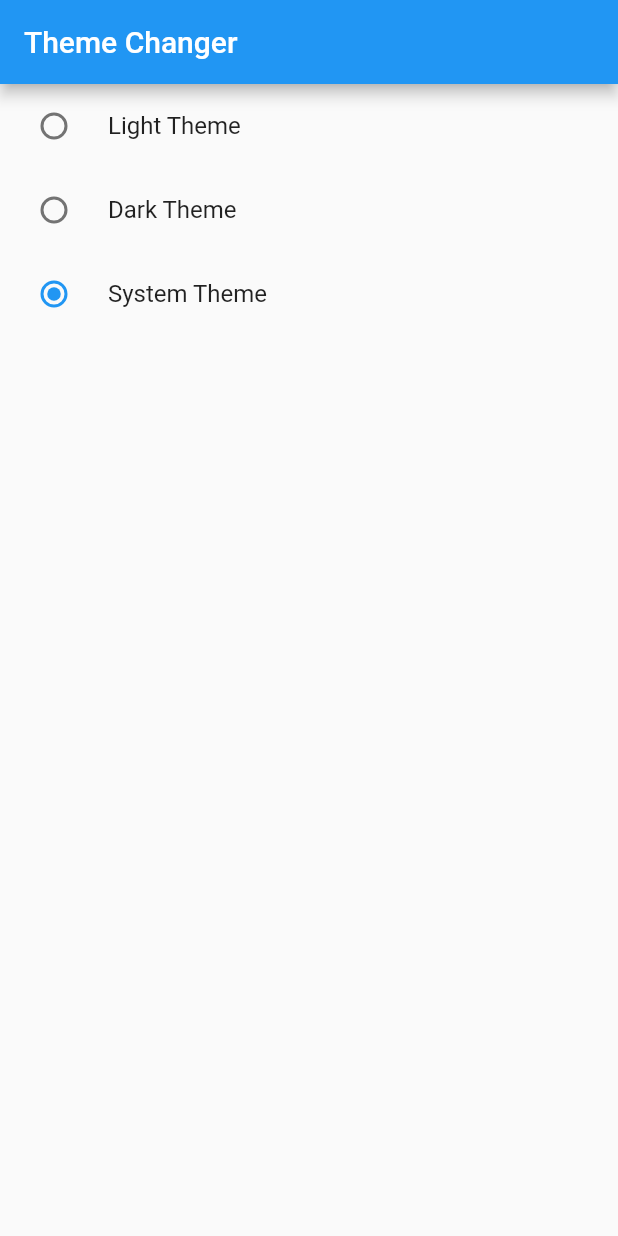
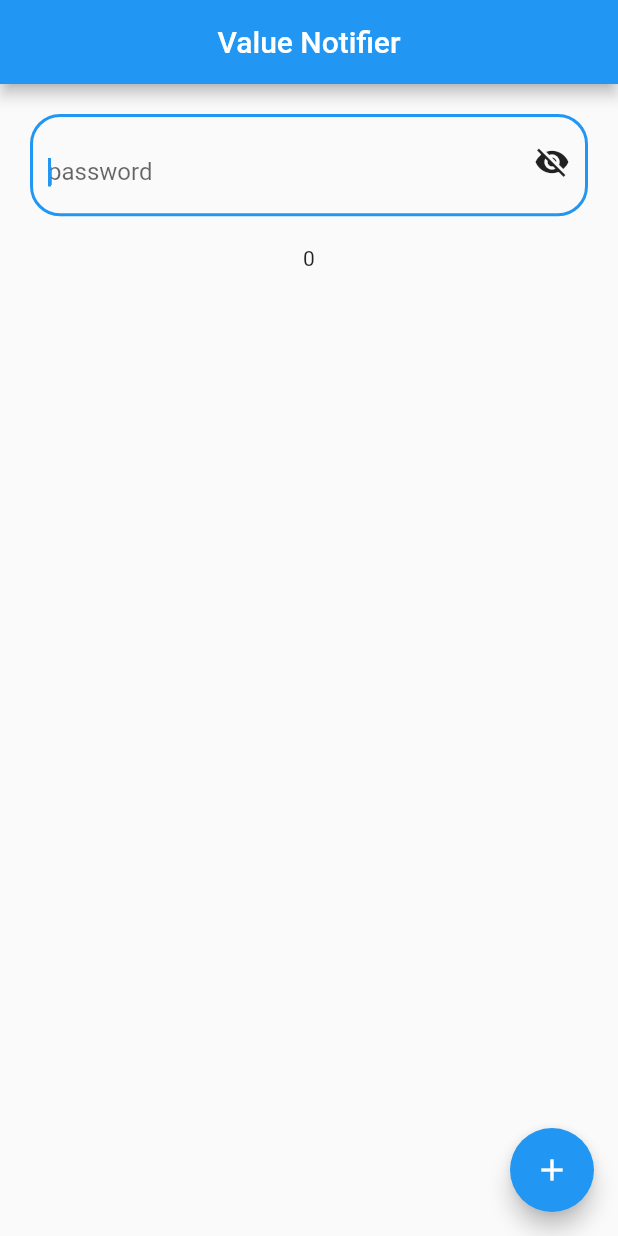
Before and after one commit to Tolulope05/Provider_MVVM_state_mgt, a Flutter app: the screen it shows after launch, on a phone screen of 412 x 824 dp. Run offline on Flutter 3.47's test engine with Material 2 defaults, Android fonts, the phone set to English and light mode, and no system bars.

Commit message:
worked with value notifier

```diff
--- a/lib/main.dart
+++ b/lib/main.dart
@@ -1,7 +1,7 @@
 import 'package:flutter/material.dart';
+import 'package:flutter_provider_mvvm_state_mgt/screens/value_notifier/value_notifier_screen.dart';
 import './provider/color_provider.dart';
 import './provider/theme_change_provider.dart';
-import './screens/themeChanger/theme_change.dart';
 import './provider/count_provider.dart';
 import 'package:provider/provider.dart';
 
@@ -41,7 +41,7 @@
               appBarTheme: const AppBarTheme(
                 backgroundColor: Colors.green,
               )),
-          home: ThemeChange(),
+          home: ValueNotifierScreen(),
         );
       }),
     );
--- /dev/null
+++ b/lib/screens/value_notifier/value_notifier_screen.dart
@@ -0,0 +1,69 @@
+import 'dart:async';
+
+import 'package:flutter/material.dart';
+
+class ValueNotifierScreen extends StatelessWidget {
+  ValueNotifierScreen({Key? key}) : super(key: key);
+
+  ValueNotifier<int> _counter = ValueNotifier<int>(0);
+  ValueNotifier<bool> _obscure = ValueNotifier<bool>(true);
+  @override
+  Widget build(BuildContext context) {
+    print("THERE IS A WIDGET BUILD");
+    return Scaffold(
+      appBar: AppBar(
+        title: const Text("Value Notifier"),
+        centerTitle: true,
+      ),
+      body: Column(
+        children: [
+          ValueListenableBuilder(
+              valueListenable: _obscure,
+              builder: (BuildContext context, bool value, Widget? child) {
+                return Padding(
+                  padding: const EdgeInsets.all(20),
+                  child: TextFormField(
+                    autofocus: true,
+                    obscureText: _obscure.value,
+                    decoration: InputDecoration(
+                      hintText: "password",
+                      suffix: InkWell(
+                        onTap: () {
+                          _obscure.value = !_obscure.value;
+                        },
+                        child: Icon(
+                          _obscure.value
+                              ? Icons.visibility_off
+                              : Icons.visibility,
+                        ),
+                      ),
+                      border: const OutlineInputBorder(
+                        borderRadius: BorderRadius.all(
+                          Radius.circular(20),
+                        ),
+                      ),
+                    ),
+                  ),
+                );
+              }),
+          Center(
+            child: ValueListenableBuilder(
+              valueListenable: _counter,
+              builder: (BuildContext context, int value, Widget? child) {
+                return Text(
+                  value.toString(),
+                );
+              },
+            ),
+          ),
+        ],
+      ),
+      floatingActionButton: FloatingActionButton(
+        onPressed: () {
+          _counter.value++;
+        },
+        child: const Icon(Icons.add),
+      ),
+    );
+  }
+}
```
